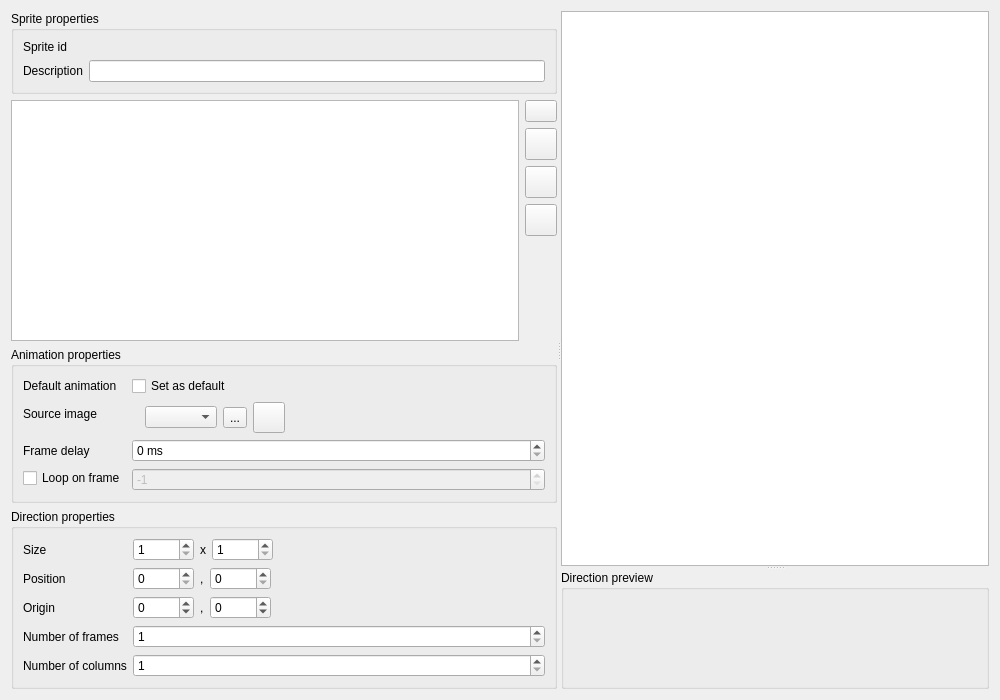
Above: src/gui/sprite_editor.ui from solarus-games/solarus-quest-editor before the change. Below: the same form after it.
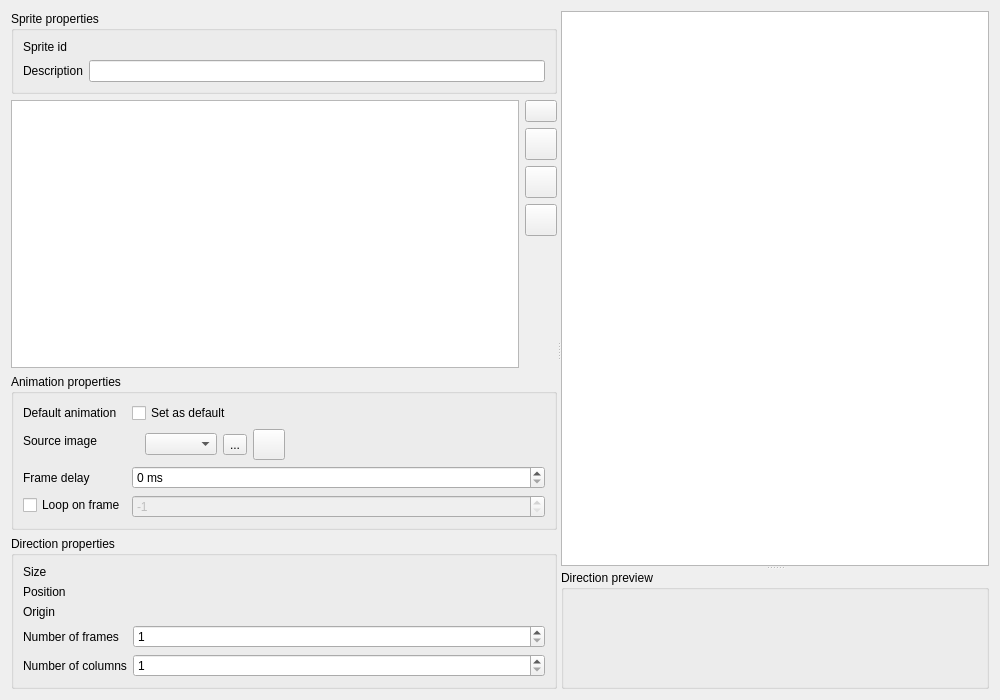
That is the form after the change. Icons and pictures are not drawn. Custom widgets are drawn as their Qt base class.

Commit message:
Add a PairSpinBox widget for all position and size fields.
Conflicts:
	CMakeLists.txt
	src/gui/map_editor.ui

Patch:
```diff
--- a/src/gui/sprite_editor.ui
+++ b/src/gui/sprite_editor.ui
@@ -444,141 +444,35 @@
           <property name="fieldGrowthPolicy">
            <enum>QFormLayout::AllNonFixedFieldsGrow</enum>
           </property>
-          <item row="1" column="0">
+          <item row="3" column="0">
            <widget class="QLabel" name="position_label">
             <property name="text">
              <string>Position</string>
             </property>
            </widget>
           </item>
-          <item row="1" column="1">
-           <layout class="QHBoxLayout" name="horizontalLayout_2">
-            <item>
-             <widget class="QSpinBox" name="position_x_field">
-              <property name="toolTip">
-               <string>X coordinate of the top-left corner of area containing the frames in the image</string>
-              </property>
-              <property name="maximum">
-               <number>99999</number>
-              </property>
-              <property name="singleStep">
-               <number>8</number>
-              </property>
-             </widget>
-            </item>
-            <item>
-             <widget class="QLabel" name="position_separator_label">
-              <property name="text">
-               <string>,</string>
-              </property>
-             </widget>
-            </item>
-            <item>
-             <widget class="QSpinBox" name="position_y_field">
-              <property name="toolTip">
-               <string>Y coordinate of the top-left corner of area containing the frames in the image</string>
-              </property>
-              <property name="maximum">
-               <number>99999</number>
-              </property>
-              <property name="singleStep">
-               <number>8</number>
-              </property>
-             </widget>
-            </item>
-            <item>
-             <spacer name="horizontalSpacer">
-              <property name="orientation">
-               <enum>Qt::Horizontal</enum>
-              </property>
-              <property name="sizeHint" stdset="0">
-               <size>
-                <width>40</width>
-                <height>20</height>
-               </size>
-              </property>
-             </spacer>
-            </item>
-           </layout>
-          </item>
-          <item row="3" column="0">
+          <item row="5" column="0">
            <widget class="QLabel" name="origin_label">
             <property name="text">
              <string>Origin</string>
             </property>
            </widget>
           </item>
-          <item row="4" column="0">
+          <item row="6" column="0">
            <widget class="QLabel" name="num_frames_label">
             <property name="text">
              <string>Number of frames</string>
             </property>
            </widget>
           </item>
-          <item row="5" column="0">
+          <item row="7" column="0">
            <widget class="QLabel" name="num_columns_label">
             <property name="text">
              <string>Number of columns</string>
             </property>
            </widget>
           </item>
-          <item row="3" column="1">
-           <layout class="QHBoxLayout" name="horizontalLayout_6">
-            <item>
-             <widget class="QSpinBox" name="origin_x_field">
-              <property name="toolTip">
-               <string>X coordinate of the origin point of the sprite</string>
-              </property>
-              <property name="minimum">
-               <number>-9999</number>
-              </property>
-              <property name="maximum">
-               <number>99999</number>
-              </property>
-              <property name="singleStep">
-               <number>4</number>
-              </property>
-             </widget>
-            </item>
-            <item>
-             <widget class="QLabel" name="origin_separator_label">
-              <property name="text">
-               <string>,</string>
-              </property>
-             </widget>
-            </item>
-            <item>
-             <widget class="QSpinBox" name="origin_y_field">
-              <property name="toolTip">
-               <string>Y coordinate of the origin point of the sprite</string>
-              </property>
-              <property name="minimum">
-               <number>-9999</number>
-              </property>
-              <property name="maximum">
-               <number>99999</number>
-              </property>
-              <property name="singleStep">
-               <number>4</number>
-              </property>
-             </widget>
-            </item>
-            <item>
-             <spacer name="horizontalSpacer_3">
-              <property name="orientation">
-               <enum>Qt::Horizontal</enum>
-              </property>
-              <property name="sizeHint" stdset="0">
-               <size>
-                <width>40</width>
-                <height>20</height>
-               </size>
-              </property>
-             </spacer>
-            </item>
-           </layout>
-          </item>
-          <item row="4" column="1">
+          <item row="6" column="1">
            <widget class="QSpinBox" name="num_frames_field">
             <property name="toolTip">
              <string>Number of frames of this direction</string>
@@ -591,7 +485,7 @@
             </property>
            </widget>
           </item>
-          <item row="5" column="1">
+          <item row="7" column="1">
            <widget class="QSpinBox" name="num_columns_field">
             <property name="toolTip">
              <string>Number of columns of the grid containing the frames of this direction in the image</string>
@@ -604,68 +498,21 @@
             </property>
            </widget>
           </item>
-          <item row="0" column="0">
+          <item row="1" column="0">
            <widget class="QLabel" name="size_label">
             <property name="text">
              <string>Size</string>
             </property>
            </widget>
           </item>
-          <item row="0" column="1">
-           <layout class="QHBoxLayout" name="horizontalLayout_5">
-            <item>
-             <widget class="QSpinBox" name="width_field">
-              <property name="toolTip">
-               <string>Width of each frame in the image</string>
-              </property>
-              <property name="minimum">
-               <number>1</number>
-              </property>
-              <property name="maximum">
-               <number>99999</number>
-              </property>
-              <property name="singleStep">
-               <number>8</number>
-              </property>
-             </widget>
-            </item>
-            <item>
-             <widget class="QLabel" name="size_separator_label">
-              <property name="text">
-               <string>x</string>
-              </property>
-             </widget>
-            </item>
-            <item>
-             <widget class="QSpinBox" name="height_field">
-              <property name="toolTip">
-               <string>Height of each frame in the image</string>
-              </property>
-              <property name="minimum">
-               <number>1</number>
-              </property>
-              <property name="maximum">
-               <number>99999</number>
-              </property>
-              <property name="singleStep">
-               <number>8</number>
-              </property>
-             </widget>
-            </item>
-            <item>
-             <spacer name="horizontalSpacer_2">
-              <property name="orientation">
-               <enum>Qt::Horizontal</enum>
-              </property>
-              <property name="sizeHint" stdset="0">
-               <size>
-                <width>40</width>
-                <height>20</height>
-               </size>
-              </property>
-             </spacer>
-            </item>
-           </layout>
+          <item row="1" column="1">
+           <widget class="PairSpinBox" name="size_field" native="true"/>
+          </item>
+          <item row="3" column="1">
+           <widget class="PairSpinBox" name="position_field" native="true"/>
+          </item>
+          <item row="5" column="1">
+           <widget class="PairSpinBox" name="origin_field" native="true"/>
           </item>
          </layout>
         </widget>
@@ -693,16 +540,22 @@
   </layout>
  </widget>
  <customwidgets>
-  <customwidget>
-   <class>SpriteTreeView</class>
-   <extends>QTreeView</extends>
-   <header>gui/sprite_tree_view.h</header>
-  </customwidget>
   <customwidget>
    <class>ResourceSelector</class>
    <extends>QComboBox</extends>
    <header>gui/resource_selector.h</header>
   </customwidget>
+  <customwidget>
+   <class>PairSpinBox</class>
+   <extends>QWidget</extends>
+   <header>gui/pair_spin_box.h</header>
+   <container>1</container>
+  </customwidget>
+  <customwidget>
+   <class>SpriteTreeView</class>
+   <extends>QTreeView</extends>
+   <header>gui/sprite_tree_view.h</header>
+  </customwidget>
   <customwidget>
    <class>SpriteView</class>
    <extends>QGraphicsView</extends>
```
The commit also changes 12 other files.
